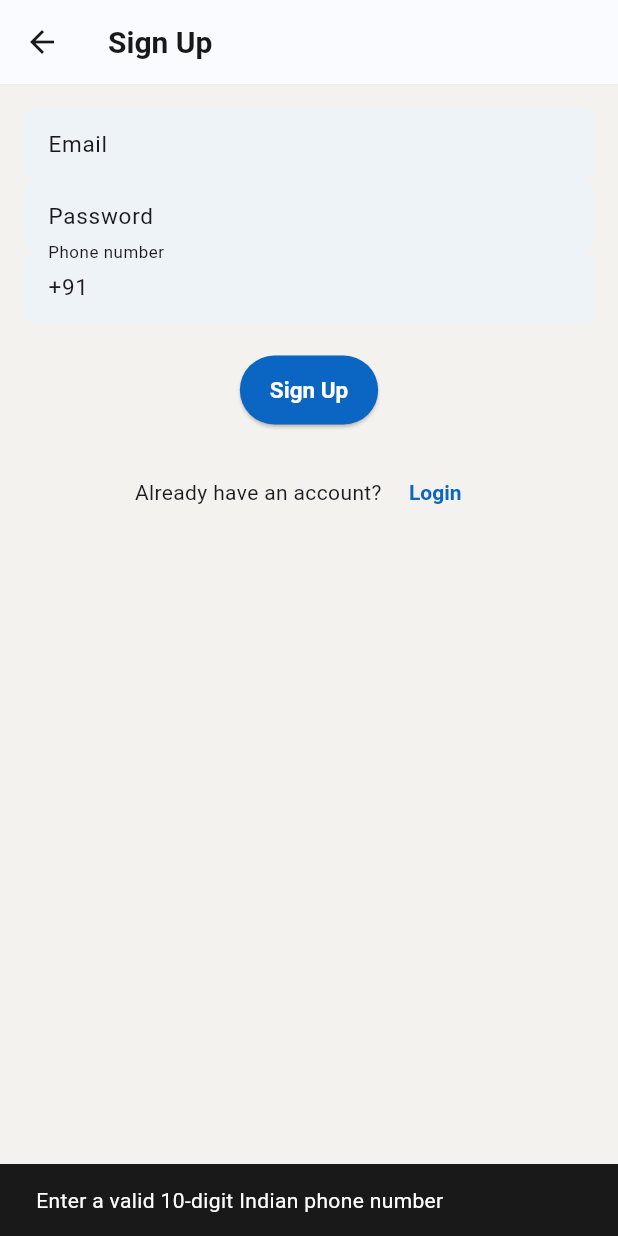
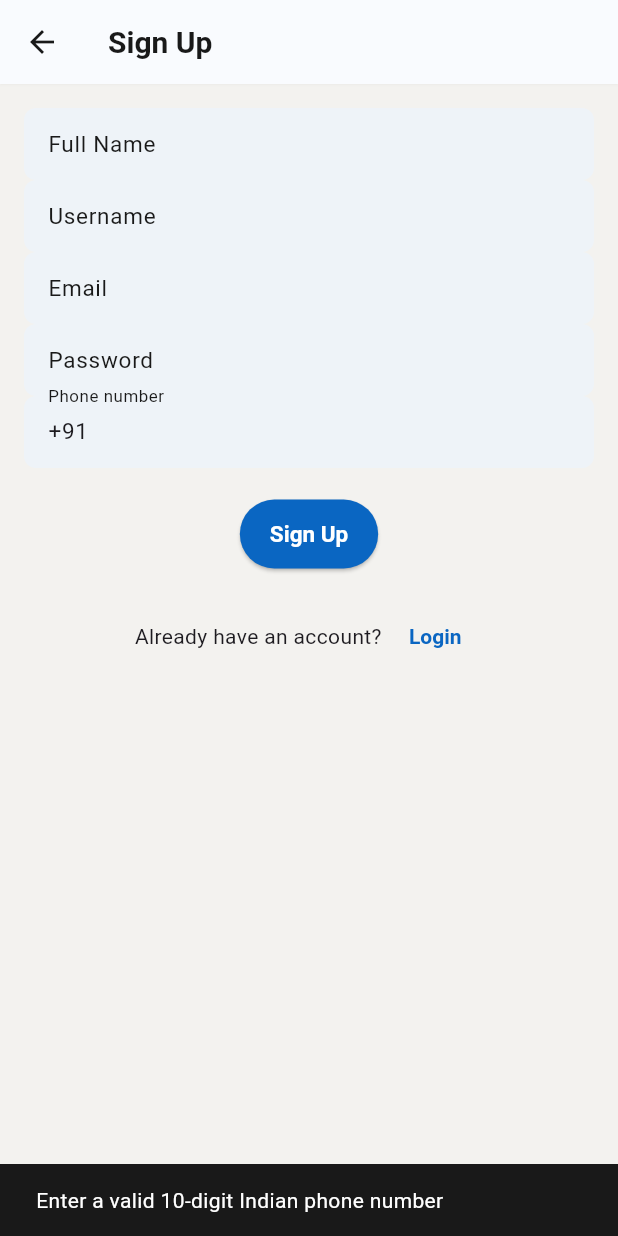
Before and after one commit to deep4nsh/Findom, a Flutter app: the SignUpScreen screen opened directly, after a tap on "Sign Up", on a phone screen of 412 x 824 dp. Run offline on Flutter 3.47's test engine with Material 3 defaults, Android fonts, the phone set to English and light mode, and no system bars; our stand-ins replace cloud_firestore, firebase_auth, firebase_core, firebase_messaging, flutter_local_notifications, get_it and 3 more; missing offline and left inert: algolia, cloudinary_public; accounts and stored records are empty; network calls fail.

Commit message:
feat: Add full name and username fields to the signup process with validation and comprehensive user data storage in Firestore.

```diff
--- a/lib/screens/auth/signup_screen.dart
+++ b/lib/screens/auth/signup_screen.dart
@@ -1,6 +1,7 @@
 import 'package:cloud_firestore/cloud_firestore.dart';
 import 'package:findom/screens/auth/login_screen.dart';
 import 'package:findom/screens/auth/phone_verification_screen.dart';
+import 'package:findom/services/username_service.dart';
 import 'package:firebase_auth/firebase_auth.dart';
 import 'package:flutter/material.dart';
 import 'package:flutter/services.dart';
@@ -17,7 +18,12 @@ class _SignUpScreenState extends State<SignUpScreen> {
   final emailController = TextEditingController();
   final passwordController = TextEditingController();
   final phoneController = TextEditingController();
+  final fullNameController = TextEditingController();
+  final usernameController = TextEditingController();
+
+  final _usernameService = UsernameService();
   bool loading = false;
+  String? _usernameError;
 
   @override
   void initState() {
@@ -28,6 +34,8 @@ class _SignUpScreenState extends State<SignUpScreen> {
   void signUp() async {
     final email = emailController.text.trim();
     final password = passwordController.text.trim();
+    final fullName = fullNameController.text.trim();
+    final username = usernameController.text.trim();
     final rawPhone = phoneController.text.trim();
     final phone = rawPhone.startsWith('+91') ? rawPhone : '+91$rawPhone';
 
@@ -38,25 +46,59 @@ class _SignUpScreenState extends State<SignUpScreen> {
       return;
     }
 
-    if (email.isEmpty || password.isEmpty || phone.isEmpty) {
+    if (email.isEmpty || password.isEmpty || phone.isEmpty || fullName.isEmpty || username.isEmpty) {
       ScaffoldMessenger.of(context).showSnackBar(
         const SnackBar(content: Text("All fields are required")),
       );
       return;
     }
 
+    final usernameValidation = _usernameService.validateUsername(username);
+    if (usernameValidation != null) {
+       ScaffoldMessenger.of(context).showSnackBar(
+        SnackBar(content: Text(usernameValidation)),
+      );
+      return;
+    }
+
     setState(() => loading = true);
     try {
-      // Register user with FirebaseAuth
+      // 1. Check username availability first
+      final isAvailable = await _usernameService.isUsernameAvailable(username);
+      if (!isAvailable) {
+        setState(() => _usernameError = "Username is already taken");
+        throw Exception("Username is already taken");
+      }
+
+      // 2. Register user with FirebaseAuth
       UserCredential userCredential = await AuthService.registerWithEmailPassword(email, password);
 
       final uid = userCredential.user?.uid;
       if (uid == null) throw Exception("User ID not found");
 
-      // Store user details in Firestore
-      await FirebaseFirestore.instance.collection('users').doc(uid).set({
+      // 3. Reserve Username
+      try {
+        await _usernameService.reserveUsername(username, uid);
+      } catch (e) {
+        // Rollback: Delete created user if username reservation fails
+        await userCredential.user?.delete();
+        throw Exception("Failed to reserve username. Please try again.");
+      }
+
+      // 4. Store user details in Firestore (general_users collection)
+      // Defaulting to 'general_users' for new signups
+      await FirebaseFirestore.instance.collection('general_users').doc(uid).set({
+        'uid': uid,
         'email': email,
-        'phone': phone,
+        'phoneNumber': phone,
+        'fullName': fullName,
+        'username': username,
+        'userType': 'general',
+        'createdAt': FieldValue.serverTimestamp(),
+        'isVerified': false,
+        'specializations': [],
+        'education': '',
+        'headline': '',
       });
 
       // Navigate to OTP screen
@@ -73,7 +115,9 @@ class _SignUpScreenState extends State<SignUpScreen> {
         );
       }
     } finally {
+      if (mounted) {
         setState(() => loading = false);
+      }
     }
   }
 
@@ -83,11 +127,28 @@ class _SignUpScreenState extends State<SignUpScreen> {
       appBar: AppBar(title: const Text("Sign Up")),
       body: Padding(
         padding: const EdgeInsets.all(16),
+        child: SingleChildScrollView(
           child: Column(
             children: [
               TextField(
+                controller: fullNameController,
+                decoration: const InputDecoration(labelText: 'Full Name'),
+              ),
+              TextField(
+                controller: usernameController,
+                decoration: InputDecoration(
+                  labelText: 'Username',
+                  prefixText: '@',
+                  errorText: _usernameError,
+                ),
+                onChanged: (_) {
+                  if (_usernameError != null) setState(() => _usernameError = null);
+                },
+              ),
+              TextField(
                 controller: emailController,
                 decoration: const InputDecoration(labelText: 'Email'),
+                keyboardType: TextInputType.emailAddress,
               ),
               TextField(
                 controller: passwordController,
@@ -133,6 +194,7 @@ class _SignUpScreenState extends State<SignUpScreen> {
             ],
           ),
         ),
+      ),
     );
   }
 }
```
Lines whose indentation alone changed are shown as unchanged.
